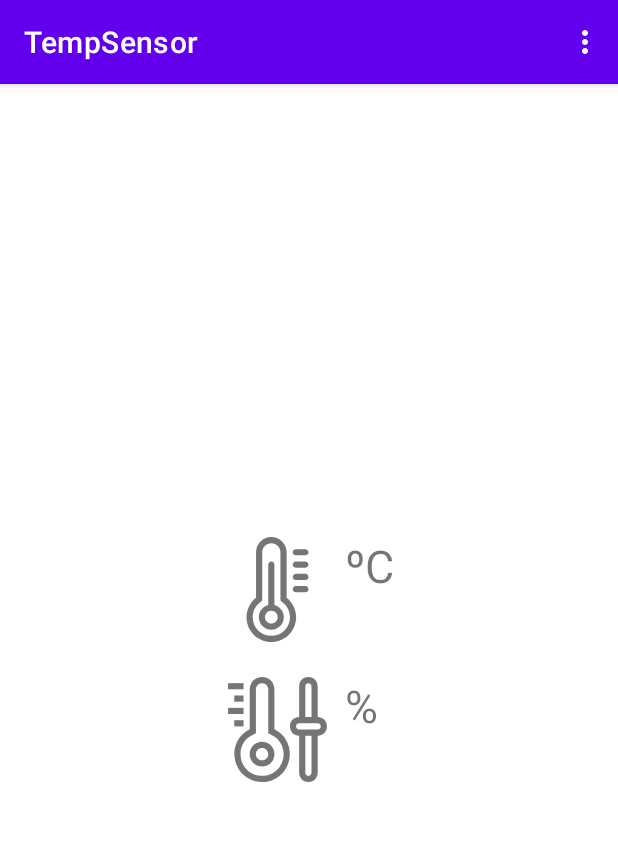
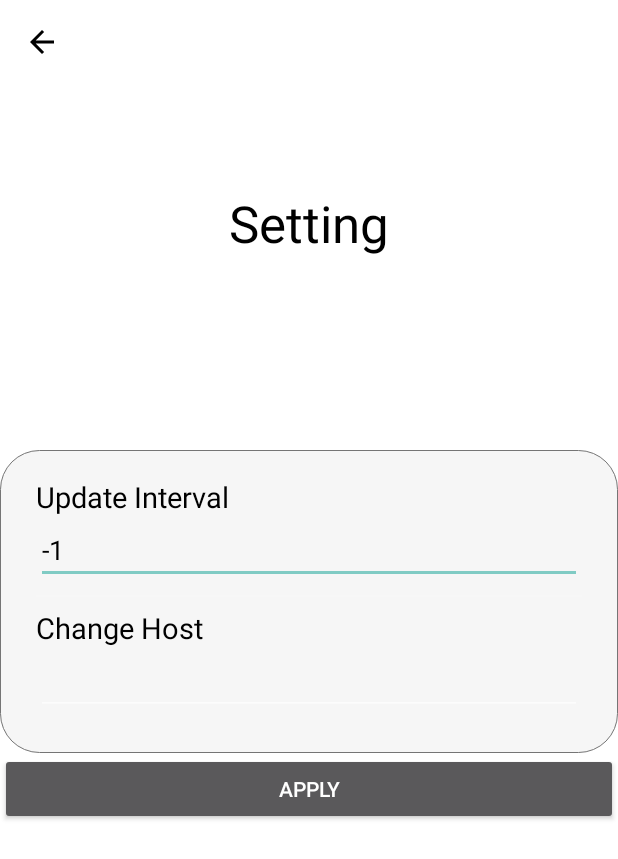
Before and after one commit to KimWash/SensitiveGalaxy, an Android app: the screen it shows after launch (MainActivity before the commit, SettingActivity after it), on a phone screen of 412 x 824 dp. Shown: the top 859 px of the screen. Run offline under Robolectric (Android 15) with nearby library versions, the phone set to English and light mode, and no system bars; our stand-ins replace RxJava; 3 statements that could not run were skipped.

Commit message:
Implement API and variable host, interval

```diff
--- a/app/src/main/AndroidManifest.xml
+++ b/app/src/main/AndroidManifest.xml
@@ -3,7 +3,7 @@
     package="com.kimwash.tempsensor">
 
     <uses-permission android:name="android.permission.INTERNET" />
-
+    <uses-permission android:name="android.permission.WAKE_LOCK" />
     <application
         android:allowBackup="true"
         android:icon="@mipmap/ic_launcher"
--- a/app/src/main/java/com/kimwash/tempsensor/FirstFragment.kt
+++ b/app/src/main/java/com/kimwash/tempsensor/FirstFragment.kt
@@ -1,24 +1,31 @@
 package com.kimwash.tempsensor
 
+import android.annotation.SuppressLint
 import android.content.Context
+import android.content.Intent
 import android.hardware.Sensor
 import android.hardware.SensorEvent
 import android.hardware.SensorEventListener
 import android.hardware.SensorManager
 import android.os.Bundle
+import android.os.PowerManager
 import android.util.Log
 import androidx.fragment.app.Fragment
 import android.view.LayoutInflater
 import android.view.View
 import android.view.ViewGroup
-import android.widget.Button
+import android.view.WindowManager
 import android.widget.TextView
 import android.widget.Toast
-import androidx.navigation.fragment.findNavController
-import com.kimwash.tempsensor.networking.Post
+import com.kimwash.tempsensor.networking.RetrofitService
+import com.kimwash.tempsensor.networking.SensorData
+import io.reactivex.android.schedulers.AndroidSchedulers
+import io.reactivex.schedulers.Schedulers
 import org.json.JSONObject
+import retrofit2.Retrofit
+import retrofit2.adapter.rxjava2.RxJava2CallAdapterFactory
+import retrofit2.converter.gson.GsonConverterFactory
 import java.util.*
-import kotlin.math.pow
 
 /**
  * A simple [Fragment] subclass as the default destination in the navigation.
@@ -28,21 +35,24 @@ class FirstFragment : Fragment(), SensorEventListener {
     private val TAG = "FirstFragment"
     private lateinit var tempTextView: TextView
     private lateinit var humidityTextView: TextView
+    private lateinit var lightTextView: TextView
 
     private lateinit var sensorManager: SensorManager
     private lateinit var tempSensor: Sensor
     private lateinit var humiditySensor: Sensor
+    private lateinit var lightSensor: Sensor
 
-    private var isFirstToSend = 1
     private var time = Calendar.getInstance().timeInMillis
-    private val interval = 20000
+    private lateinit var host: String
+    private var interval:Int = 555
 
-    var temperature:Float = 0F
-    var humidity:Float = 0F
+    var temperature: Float = 555F
+    var humidity: Float = 555F
+    var light: Float = 555F
 
     override fun onCreateView(
-            inflater: LayoutInflater, container: ViewGroup?,
-            savedInstanceState: Bundle?
+        inflater: LayoutInflater, container: ViewGroup?,
+        savedInstanceState: Bundle?
     ): View? {
         // Inflate the layout for this fragment
         return inflater.inflate(R.layout.fragment_first, container, false)
@@ -50,45 +60,79 @@ class FirstFragment : Fragment(), SensorEventListener {
 
     override fun onViewCreated(view: View, savedInstanceState: Bundle?) {
         super.onViewCreated(view, savedInstanceState)
+        interval = PreferenceManager.getInt(requireContext(), "interval")
+        host = PreferenceManager.getString(requireContext(), "host")!!
+        if (PreferenceManager.getString(requireContext(), "host") == null || PreferenceManager.getInt(requireContext(), "interval") == -1){
+
+            Toast.makeText(requireContext(), "No host or interval found. going to setting.", Toast.LENGTH_SHORT).show()
+            val intent = Intent(requireContext(), SettingActivity::class.java)
+            startActivity(intent)
+            requireActivity().finish()
+        }
+
         tempTextView = view.findViewById(R.id.tempTView)
         humidityTextView = view.findViewById(R.id.humidityTView)
+        lightTextView = view.findViewById(R.id.lightTView)
 
         sensorManager = context?.getSystemService(Context.SENSOR_SERVICE) as SensorManager
         tempSensor = sensorManager.getDefaultSensor(Sensor.TYPE_AMBIENT_TEMPERATURE)
         humiditySensor = sensorManager.getDefaultSensor(Sensor.TYPE_RELATIVE_HUMIDITY)
+        lightSensor = sensorManager.getDefaultSensor(Sensor.TYPE_LIGHT)
 
         sensorManager.registerListener(this, tempSensor, SensorManager.SENSOR_DELAY_UI)
         sensorManager.registerListener(this, humiditySensor, SensorManager.SENSOR_DELAY_UI)
+        sensorManager.registerListener(this, lightSensor, SensorManager.SENSOR_DELAY_UI)
 
     }
 
     override fun onAccuracyChanged(sensor: Sensor?, accuracy: Int) {
-        when (accuracy){
+        when (accuracy) {
             SensorManager.SENSOR_STATUS_ACCURACY_LOW -> {
                 Toast.makeText(context, "Warning: Accuracy is Low!", Toast.LENGTH_SHORT).show()
             }
         }
     }
 
+    @SuppressLint("CheckResult")
     override fun onSensorChanged(event: SensorEvent?) {
-        when (event!!.sensor.type){
+        if (!this::host.isInitialized || interval == 555) {
+            return
+        }
+        when (event!!.sensor.type) {
             Sensor.TYPE_RELATIVE_HUMIDITY -> {
                 humidity = event.values[0]
             }
             Sensor.TYPE_AMBIENT_TEMPERATURE -> {
                 temperature = event.values[0]
             }
+            Sensor.TYPE_LIGHT -> {
+                light = event.values[0]
+            }
         }
         val currTime = Calendar.getInstance().timeInMillis
-        if (time + interval < currTime || isFirstToSend == 1){
-            isFirstToSend = 0
+        if (time + interval < currTime && temperature != 555F) {
             time = currTime
-            val json = JSONObject()
-            json.put("temperature", temperature)
-            json.put("humidity", humidity)
-            Log.d(TAG, Post("http://192.168.1.253:8000/api/record", json).execute().get().toString())
+
+            val service:RetrofitService = Retrofit.Builder()
+                .baseUrl(host)
+                .addConverterFactory(GsonConverterFactory.create())
+                .addCallAdapterFactory(RxJava2CallAdapterFactory.create())
+                .build()
+                .create(RetrofitService::class.java)
+            val resp = service.recordData(SensorData(temperature, humidity, light, Calendar.getInstance().time))
+            resp.subscribeOn(Schedulers.io())
+                .observeOn(AndroidSchedulers.mainThread())
+                .subscribe({
+                    Log.d(TAG, it.success.toString())
+                }, {
+                    Log.d(TAG, it.message.toString())
+                })
+
+
+
         }
         tempTextView.text = String.format("%.1f", temperature)
         humidityTextView.text = String.format("%.1f", humidity)
+        lightTextView.text = String.format("%.1f", light)
     }
 }
--- a/app/src/main/java/com/kimwash/tempsensor/MainActivity.kt
+++ b/app/src/main/java/com/kimwash/tempsensor/MainActivity.kt
@@ -1,10 +1,12 @@
 package com.kimwash.tempsensor
 
+import android.content.Context
 import android.content.Intent
 import android.hardware.Sensor
 import android.hardware.SensorEvent
 import android.hardware.SensorEventListener
 import android.os.Bundle
+import android.os.PowerManager
 import com.google.android.material.floatingactionbutton.FloatingActionButton
 import com.google.android.material.snackbar.Snackbar
 import androidx.appcompat.app.AppCompatActivity
@@ -17,6 +19,12 @@ class MainActivity : AppCompatActivity(){
         super.onCreate(savedInstanceState)
         setContentView(R.layout.activity_main)
         setSupportActionBar(findViewById(R.id.toolbar))
+        val wakeLock: PowerManager.WakeLock =
+            (this.getSystemService(Context.POWER_SERVICE) as PowerManager).run {
+                newWakeLock(PowerManager.PARTIAL_WAKE_LOCK, "MyApp::MyWakelockTag").apply {
+                    acquire(10*60*1000L /*10 minutes*/)
+                }
+            }
 
     }
 
--- a/app/src/main/java/com/kimwash/tempsensor/SettingActivity.kt
+++ b/app/src/main/java/com/kimwash/tempsensor/SettingActivity.kt
@@ -1,14 +1,15 @@
 package com.kimwash.tempsensor
 
 import android.os.Bundle
-import android.widget.LinearLayout
-import android.widget.Toast
-import android.widget.Toolbar
+import android.util.Log
+import android.widget.*
 import androidx.appcompat.app.AppCompatActivity
 
-class SettingActivity:AppCompatActivity() {
+class SettingActivity : AppCompatActivity() {
 
-    private lateinit var changeIntervalButton: LinearLayout
+    private lateinit var applyButton: Button
+    private lateinit var intervalTextView: TextView
+    private lateinit var hostTextView: TextView
 
 
     override fun onCreate(savedInstanceState: Bundle?) {
@@ -20,9 +21,18 @@ class SettingActivity:AppCompatActivity() {
         supportActionBar?.subtitle = "Change settings for your thermometer."
         supportActionBar?.setDisplayHomeAsUpEnabled(true)
 
-        changeIntervalButton = findViewById(R.id.changeInterval)
-        changeIntervalButton.setOnClickListener {
-            Toast.makeText(this, "Not prepared yet.", Toast.LENGTH_SHORT).show()
+        applyButton = findViewById(R.id.applySetting)
+        intervalTextView = findViewById(R.id.intervalText)
+        hostTextView = findViewById(R.id.hostText)
+
+        intervalTextView.text = PreferenceManager.getInt(this, "interval").toString()
+        hostTextView.text = PreferenceManager.getString(this, "host")
+
+        applyButton.setOnClickListener {
+            PreferenceManager.setInt(this, "interval", intervalTextView.text.toString().toInt())
+            PreferenceManager.setString(this, "host", hostTextView.text.toString())
+            Toast.makeText(this, "Setting saved.", Toast.LENGTH_SHORT).show()
+            finish()
         }
 
     }
--- /dev/null
+++ b/app/src/main/java/com/kimwash/tempsensor/networking/RetrofitService.kt
@@ -0,0 +1,16 @@
+package com.kimwash.tempsensor.networking
+
+import io.reactivex.Observable
+import io.reactivex.Single
+import org.json.JSONObject
+import retrofit2.http.Body
+import retrofit2.http.FormUrlEncoded
+import retrofit2.http.POST
+import java.util.*
+
+interface RetrofitService {
+    @POST("sensors/record")
+    fun recordData(
+        @Body sensorData: SensorData
+    ): Single<ResponseData>
+}
--- a/app/src/main/res/layout/activity_setting.xml
+++ b/app/src/main/res/layout/activity_setting.xml
@@ -79,17 +79,54 @@
                             android:text="Update Interval"
                             android:textSize="19sp" />
 
+                        <EditText
+                            android:textColor="@color/black"
+                            android:id="@+id/intervalText"
+                            android:layout_width="match_parent"
+                            android:layout_height="wrap_content"
+                            android:ems="10"
+                            android:inputType="number" />
+
+                    </LinearLayout>
+
+                    <View
+                        android:layout_width="match_parent"
+                        android:layout_height="1.5dp"
+
+                        android:layout_marginBottom="7.5dp"
+                        android:background="?android:attr/listDivider" />
+
+                    <LinearLayout
+                        android:id="@+id/changeHost"
+                        android:layout_width="match_parent"
+                        android:layout_height="match_parent"
+                        android:orientation="vertical"
+                        android:layout_marginBottom="7.5dp">
                         <TextView
                             android:layout_width="match_parent"
                             android:layout_height="wrap_content"
-                            android:layout_marginTop="5dp"
                             android:textColor="@color/black"
-                            android:text="Change update interval."
-                            android:textSize="16sp" />
+                            android:text="Change Host"
+                            android:textSize="19sp" />
+
+                        <EditText
+                            android:textColor="@color/black"
+                            android:id="@+id/hostText"
+                            android:layout_width="match_parent"
+                            android:layout_height="wrap_content"
+                            android:ems="10"
+                            android:inputType="text" />
                     </LinearLayout>
 
 
+
                 </LinearLayout>
+
+                <Button
+                    android:id="@+id/applySetting"
+                    android:layout_width="match_parent"
+                    android:layout_height="wrap_content"
+                    android:text="Apply" />
 
             </LinearLayout>
 
```
Also changed, not shown: app/build.gradle (+16 -1 lines), app/src/main/java/com/kimwash/tempsensor/PreferenceManager.kt (added, +151 -0 lines), app/src/main/java/com/kimwash/tempsensor/networking/KotlinOKHttpRetrofitRxJavaManager.kt (added, +39 -0 lines), app/src/main/java/com/kimwash/tempsensor/networking/Post.kt (+12 -2 lines), app/src/main/java/com/kimwash/tempsensor/networking/SensorData.kt (added, +9 -0 lines), app/src/main/res/drawable/ic_baseline_light_mode_24.xml (added, +10 -0 lines), app/src/main/res/layout/fragment_first.xml (+32 -0 lines).
